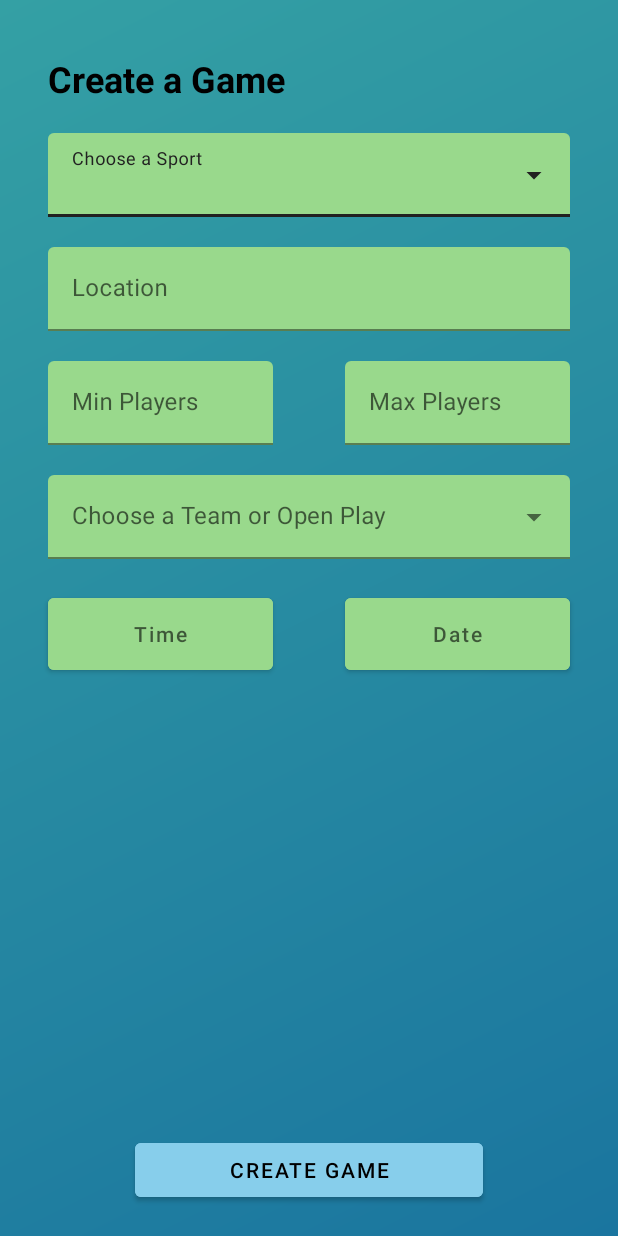
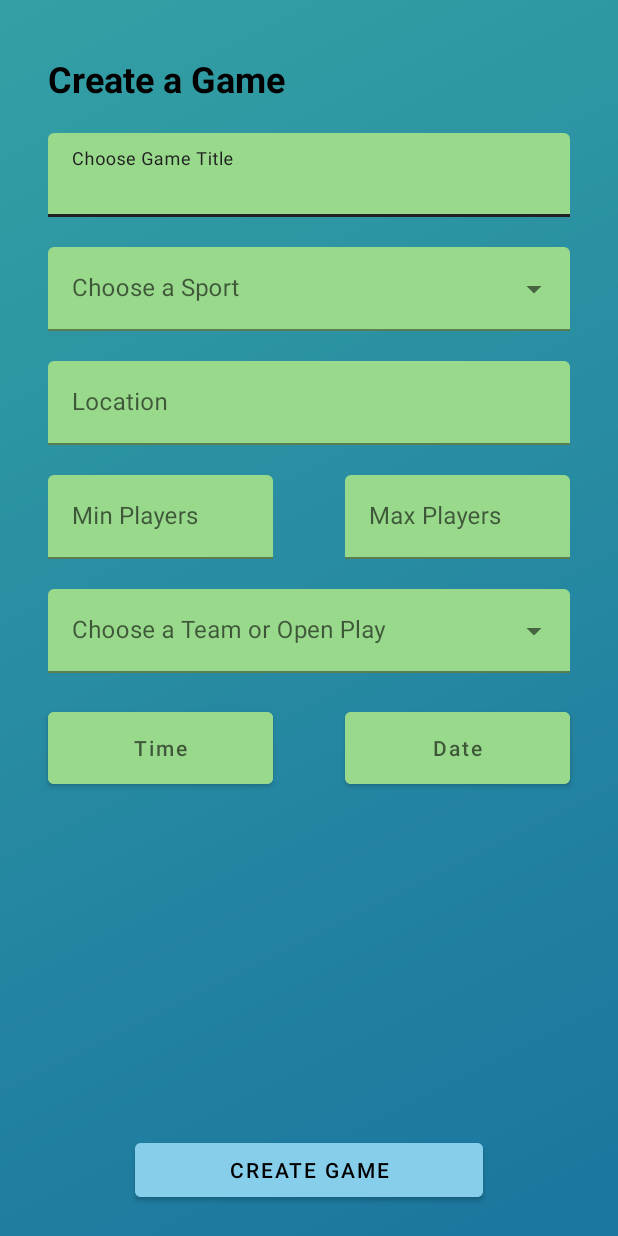
Before and after one commit to Gac-PickUp/PickUp-App, an Android app built with Jetpack Compose: the layout activity_create_game.xml on its own in the app's theme, with its tools: preview values and no code run, on a phone screen of 412 x 824 dp. Run offline under Robolectric (Android 15) with nearby library versions, the phone set to English and light mode, and no system bars.

Commit message:
Added title to create game activity

```diff
--- a/app/src/main/AndroidManifest.xml
+++ b/app/src/main/AndroidManifest.xml
@@ -22,6 +22,10 @@
             android:exported="true"
             android:label="@string/title_activity_sign_up_page"
             android:theme="@style/Theme.PickUp" />
+        <activity android:name=".CreateGameActivity"
+            android:exported="true"
+            android:label="@string/title_create_game_activity"
+            android:theme="@style/Theme.PickUp"/>
         <activity
 
             android:name=".LandingPage"
--- a/app/src/main/java/com/example/pickup/LoginPage.kt
+++ b/app/src/main/java/com/example/pickup/LoginPage.kt
@@ -62,6 +62,9 @@ class LoginPage : AppCompatActivity() {
         }
     }
 
+
+
+
     private fun loginUser(email: String, password: String) {
         auth.signInWithEmailAndPassword(email, password)
             .addOnCompleteListener(this) { task ->
@@ -70,7 +73,7 @@ class LoginPage : AppCompatActivity() {
                     // Sign in success, update UI with the signed-in user's information
                     val user = auth.currentUser
 
-                    startActivity(Intent(this, MainActivity::class.java))
+                    startActivity(Intent(this, CreateGameActivity::class.java))
                     finish()
                 } else {
                     // If sign in fails, display a message to the user.
--- a/app/src/main/res/layout/activity_create_game.xml
+++ b/app/src/main/res/layout/activity_create_game.xml
@@ -26,6 +26,29 @@
         app:layout_constraintTop_toTopOf="parent"></TextView>
 
     <com.google.android.material.textfield.TextInputLayout
+        android:layout_width="match_parent"
+        android:layout_height="wrap_content"
+        android:id="@+id/chooseTitle"
+        android:layout_marginTop="20dp"
+        android:layout_marginLeft="32dp"
+        android:layout_marginRight="32dp"
+        app:layout_constraintEnd_toEndOf="parent"
+        app:layout_constraintStart_toStartOf="parent"
+        app:layout_constraintTop_toBottomOf="@+id/textView"
+        app:boxBackgroundColor="#99D98C"
+        >
+
+        <EditText
+            android:id="@+id/titleText"
+            android:layout_width="match_parent"
+            android:layout_height="wrap_content"
+            android:inputType="text"
+            android:hint="@string/choose_title_text">
+
+        </EditText>
+    </com.google.android.material.textfield.TextInputLayout>
+
+    <com.google.android.material.textfield.TextInputLayout
         style="@style/Widget.MaterialComponents.TextInputLayout.FilledBox.ExposedDropdownMenu"
         android:layout_width="match_parent"
         android:layout_height="wrap_content"
@@ -35,7 +58,7 @@
         android:id="@+id/chooseSport"
         app:layout_constraintEnd_toEndOf="parent"
         app:layout_constraintStart_toStartOf="parent"
-        app:layout_constraintTop_toBottomOf="@+id/textView"
+        app:layout_constraintTop_toBottomOf="@+id/chooseTitle"
         app:boxBackgroundColor="#99D98C"
         >
 
--- a/app/src/main/res/values/strings.xml
+++ b/app/src/main/res/values/strings.xml
@@ -26,12 +26,14 @@
     <string name="game_form_title">Create a Game</string>
     <string name="choose_sport">Choose a Sport</string>
     <string name="location">Location</string>
+    <string name="choose_title_text">Choose Game Title</string>
     <string name="min_players_text">Min Players</string>
     <string name="max_players_text">Max Players</string>
     <string name="team_or_open_text">Choose a Team or Open Play</string>
     <string name="time_text">Time</string>
     <string name="date_text">Date</string>
     <string name="create_game_text">Create Game</string>
+    <string name="title_create_game_activity">CreateGameActivity</string>
 
     <string-array name="sports_list">
         <item>Soccer</item>
```
Also changed, not shown: app/src/main/java/com/example/pickup/CreateGameActivity.kt (+17 -2 lines), app/src/main/java/com/example/pickup/SignUpPage.kt (+13 -0 lines).
